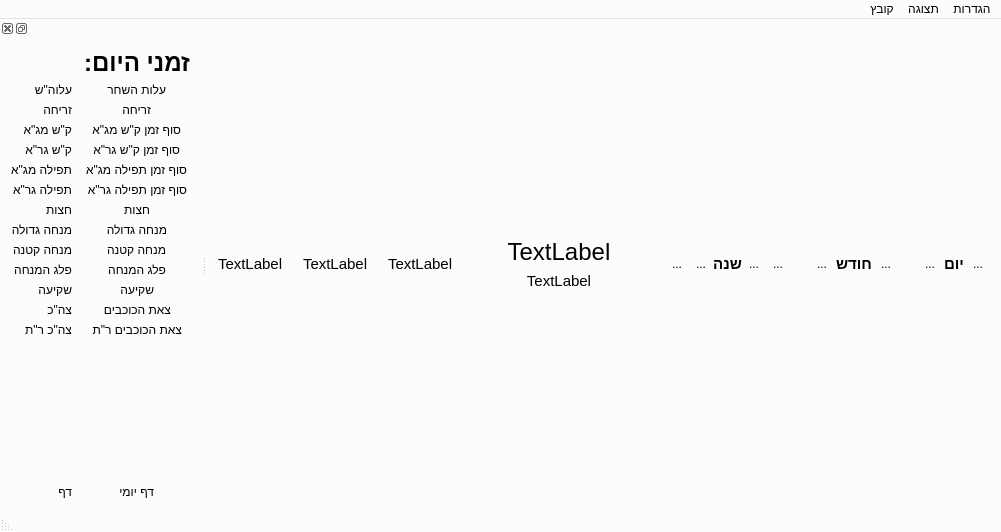
This is mainwindow.ui in MosheWagner/luach as Qt 5 draws it before an edit. The edited form follows.
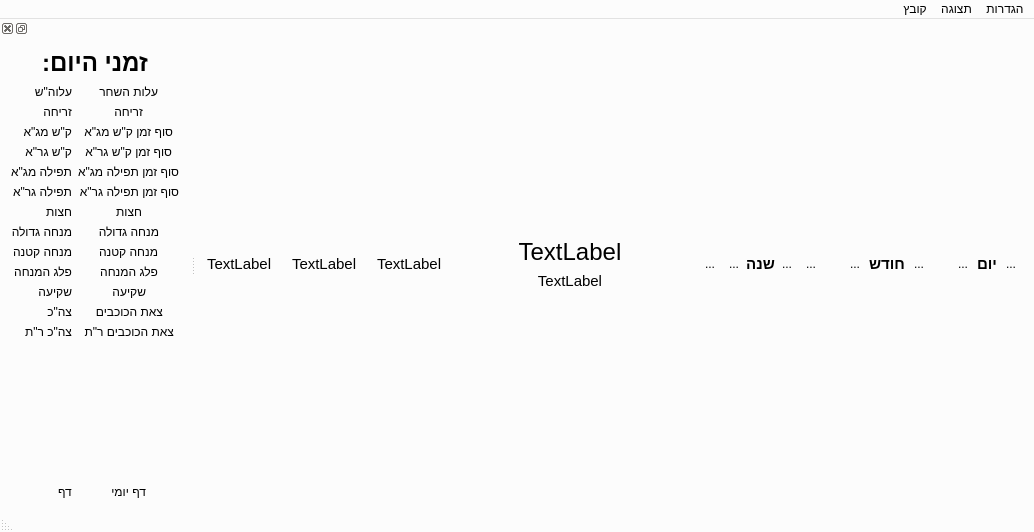
This is the edited form. Icons and pictures are not drawn.

Commit message: - Added word wrap to daf yomi

What changed in the file:
```diff
--- a/mainwindow.ui
+++ b/mainwindow.ui
@@ -6,7 +6,7 @@
    <rect>
     <x>0</x>
     <y>0</y>
-    <width>1001</width>
+    <width>1034</width>
     <height>532</height>
    </rect>
   </property>
@@ -834,7 +834,7 @@
     <rect>
      <x>0</x>
      <y>0</y>
-     <width>1001</width>
+     <width>1034</width>
      <height>29</height>
     </rect>
    </property>
@@ -887,23 +887,42 @@
     <number>1</number>
    </attribute>
    <widget class="QWidget" name="dockWidgetContents">
-    <layout class="QFormLayout" name="formLayout">
+    <layout class="QVBoxLayout" name="verticalLayout_3">
+     <property name="spacing">
+      <number>8</number>
+     </property>
+     <item>
+      <widget class="QLabel" name="label_4">
+       <property name="font">
+        <font>
+         <pointsize>18</pointsize>
+         <weight>75</weight>
+         <bold>true</bold>
+        </font>
+       </property>
+       <property name="text">
+        <string>זמני היום:</string>
+       </property>
+       <property name="alignment">
+        <set>Qt::AlignCenter</set>
+       </property>
+      </widget>
+     </item>
+     <item>
+      <layout class="QFormLayout" name="formLayout_3">
      <property name="fieldGrowthPolicy">
       <enum>QFormLayout::ExpandingFieldsGrow</enum>
      </property>
-     <property name="rowWrapPolicy">
-      <enum>QFormLayout::DontWrapRows</enum>
-     </property>
      <property name="labelAlignment">
       <set>Qt::AlignCenter</set>
      </property>
-     <property name="horizontalSpacing">
-      <number>12</number>
-     </property>
-     <property name="verticalSpacing">
-      <number>6</number>
-     </property>
-     <item row="2" column="0">
+       <property name="leftMargin">
+        <number>0</number>
+       </property>
+       <property name="topMargin">
+        <number>0</number>
+       </property>
+       <item row="0" column="0">
       <widget class="QLabel" name="label_2">
        <property name="sizePolicy">
         <sizepolicy hsizetype="Maximum" vsizetype="Maximum">
@@ -925,7 +944,7 @@
        </property>
       </widget>
      </item>
-     <item row="2" column="1">
+       <item row="0" column="1">
       <widget class="QLabel" name="aloslabel">
        <property name="sizePolicy">
         <sizepolicy hsizetype="Maximum" vsizetype="Maximum">
@@ -947,7 +966,7 @@
        </property>
       </widget>
      </item>
-     <item row="3" column="0">
+       <item row="1" column="0">
       <widget class="QLabel" name="label">
        <property name="sizePolicy">
         <sizepolicy hsizetype="Maximum" vsizetype="Maximum">
@@ -969,7 +988,7 @@
        </property>
       </widget>
      </item>
-     <item row="3" column="1">
+       <item row="1" column="1">
       <widget class="QLabel" name="sunriselabel">
        <property name="sizePolicy">
         <sizepolicy hsizetype="Maximum" vsizetype="Maximum">
@@ -994,7 +1013,29 @@
        </property>
       </widget>
      </item>
-     <item row="6" column="0">
+       <item row="2" column="0">
+        <widget class="QLabel" name="label_3">
+         <property name="sizePolicy">
+          <sizepolicy hsizetype="Maximum" vsizetype="Maximum">
+           <horstretch>0</horstretch>
+           <verstretch>0</verstretch>
+          </sizepolicy>
+         </property>
+         <property name="layoutDirection">
+          <enum>Qt::RightToLeft</enum>
+         </property>
+         <property name="text">
+          <string>סוף זמן ק&quot;ש מג&quot;א</string>
+         </property>
+         <property name="alignment">
+          <set>Qt::AlignJustify|Qt::AlignVCenter</set>
+         </property>
+         <property name="textInteractionFlags">
+          <set>Qt::TextSelectableByKeyboard|Qt::TextSelectableByMouse</set>
+         </property>
+        </widget>
+       </item>
+       <item row="3" column="0">
       <widget class="QLabel" name="label_5">
        <property name="sizePolicy">
         <sizepolicy hsizetype="Maximum" vsizetype="Maximum">
@@ -1016,7 +1057,7 @@
        </property>
       </widget>
      </item>
-     <item row="7" column="0">
+       <item row="4" column="0">
       <widget class="QLabel" name="label_6">
        <property name="sizePolicy">
         <sizepolicy hsizetype="Maximum" vsizetype="Maximum">
@@ -1038,29 +1079,7 @@
        </property>
       </widget>
      </item>
-     <item row="7" column="1">
-      <widget class="QLabel" name="tfilamgalbl">
-       <property name="sizePolicy">
-        <sizepolicy hsizetype="Maximum" vsizetype="Maximum">
-         <horstretch>0</horstretch>
-         <verstretch>0</verstretch>
-        </sizepolicy>
-       </property>
-       <property name="layoutDirection">
-        <enum>Qt::RightToLeft</enum>
-       </property>
-       <property name="text">
-        <string>תפילה מג&quot;א</string>
-       </property>
-       <property name="alignment">
-        <set>Qt::AlignJustify|Qt::AlignVCenter</set>
-       </property>
-       <property name="textInteractionFlags">
-        <set>Qt::TextSelectableByKeyboard|Qt::TextSelectableByMouse</set>
-       </property>
-      </widget>
-     </item>
-     <item row="8" column="0">
+       <item row="5" column="0">
       <widget class="QLabel" name="label_7">
        <property name="sizePolicy">
         <sizepolicy hsizetype="Maximum" vsizetype="Maximum">
@@ -1082,7 +1101,7 @@
        </property>
       </widget>
      </item>
-     <item row="9" column="0">
+       <item row="6" column="0">
       <widget class="QLabel" name="label_8">
        <property name="sizePolicy">
         <sizepolicy hsizetype="Maximum" vsizetype="Maximum">
@@ -1104,29 +1123,7 @@
        </property>
       </widget>
      </item>
-     <item row="9" column="1">
-      <widget class="QLabel" name="hatzotlbl">
-       <property name="sizePolicy">
-        <sizepolicy hsizetype="Maximum" vsizetype="Maximum">
-         <horstretch>0</horstretch>
-         <verstretch>0</verstretch>
-        </sizepolicy>
-       </property>
-       <property name="layoutDirection">
-        <enum>Qt::RightToLeft</enum>
-       </property>
-       <property name="text">
-        <string>חצות</string>
-       </property>
-       <property name="alignment">
-        <set>Qt::AlignJustify|Qt::AlignVCenter</set>
-       </property>
-       <property name="textInteractionFlags">
-        <set>Qt::TextSelectableByKeyboard|Qt::TextSelectableByMouse</set>
-       </property>
-      </widget>
-     </item>
-     <item row="10" column="0">
+       <item row="7" column="0">
       <widget class="QLabel" name="label_9">
        <property name="sizePolicy">
         <sizepolicy hsizetype="Maximum" vsizetype="Maximum">
@@ -1148,7 +1145,7 @@
        </property>
       </widget>
      </item>
-     <item row="10" column="1">
+       <item row="7" column="1">
       <widget class="QLabel" name="minchagdolalbl">
        <property name="sizePolicy">
         <sizepolicy hsizetype="Maximum" vsizetype="Maximum">
@@ -1170,7 +1167,7 @@
        </property>
       </widget>
      </item>
-     <item row="11" column="0">
+       <item row="8" column="0">
       <widget class="QLabel" name="label_10">
        <property name="sizePolicy">
         <sizepolicy hsizetype="Maximum" vsizetype="Maximum">
@@ -1192,7 +1189,117 @@
        </property>
       </widget>
      </item>
-     <item row="11" column="1">
+       <item row="2" column="1">
+        <widget class="QLabel" name="shmamgalbl">
+         <property name="sizePolicy">
+          <sizepolicy hsizetype="Maximum" vsizetype="Maximum">
+           <horstretch>0</horstretch>
+           <verstretch>0</verstretch>
+          </sizepolicy>
+         </property>
+         <property name="layoutDirection">
+          <enum>Qt::RightToLeft</enum>
+         </property>
+         <property name="text">
+          <string>ק&quot;ש מג&quot;א</string>
+         </property>
+         <property name="alignment">
+          <set>Qt::AlignJustify|Qt::AlignVCenter</set>
+         </property>
+         <property name="textInteractionFlags">
+          <set>Qt::TextSelectableByKeyboard|Qt::TextSelectableByMouse</set>
+         </property>
+        </widget>
+       </item>
+       <item row="3" column="1">
+        <widget class="QLabel" name="shmagralbl">
+         <property name="sizePolicy">
+          <sizepolicy hsizetype="Maximum" vsizetype="Maximum">
+           <horstretch>0</horstretch>
+           <verstretch>0</verstretch>
+          </sizepolicy>
+         </property>
+         <property name="layoutDirection">
+          <enum>Qt::RightToLeft</enum>
+         </property>
+         <property name="text">
+          <string>ק&quot;ש גר&quot;א</string>
+         </property>
+         <property name="alignment">
+          <set>Qt::AlignJustify|Qt::AlignVCenter</set>
+         </property>
+         <property name="textInteractionFlags">
+          <set>Qt::TextSelectableByKeyboard|Qt::TextSelectableByMouse</set>
+         </property>
+        </widget>
+       </item>
+       <item row="4" column="1">
+        <widget class="QLabel" name="tfilamgalbl">
+         <property name="sizePolicy">
+          <sizepolicy hsizetype="Maximum" vsizetype="Maximum">
+           <horstretch>0</horstretch>
+           <verstretch>0</verstretch>
+          </sizepolicy>
+         </property>
+         <property name="layoutDirection">
+          <enum>Qt::RightToLeft</enum>
+         </property>
+         <property name="text">
+          <string>תפילה מג&quot;א</string>
+         </property>
+         <property name="alignment">
+          <set>Qt::AlignJustify|Qt::AlignVCenter</set>
+         </property>
+         <property name="textInteractionFlags">
+          <set>Qt::TextSelectableByKeyboard|Qt::TextSelectableByMouse</set>
+         </property>
+        </widget>
+       </item>
+       <item row="5" column="1">
+        <widget class="QLabel" name="tfilagralbl">
+         <property name="sizePolicy">
+          <sizepolicy hsizetype="Maximum" vsizetype="Maximum">
+           <horstretch>0</horstretch>
+           <verstretch>0</verstretch>
+          </sizepolicy>
+         </property>
+         <property name="layoutDirection">
+          <enum>Qt::RightToLeft</enum>
+         </property>
+         <property name="text">
+          <string>תפילה גר&quot;א</string>
+         </property>
+         <property name="alignment">
+          <set>Qt::AlignJustify|Qt::AlignVCenter</set>
+         </property>
+         <property name="textInteractionFlags">
+          <set>Qt::TextSelectableByKeyboard|Qt::TextSelectableByMouse</set>
+         </property>
+        </widget>
+       </item>
+       <item row="6" column="1">
+        <widget class="QLabel" name="hatzotlbl">
+         <property name="sizePolicy">
+          <sizepolicy hsizetype="Maximum" vsizetype="Maximum">
+           <horstretch>0</horstretch>
+           <verstretch>0</verstretch>
+          </sizepolicy>
+         </property>
+         <property name="layoutDirection">
+          <enum>Qt::RightToLeft</enum>
+         </property>
+         <property name="text">
+          <string>חצות</string>
+         </property>
+         <property name="alignment">
+          <set>Qt::AlignJustify|Qt::AlignVCenter</set>
+         </property>
+         <property name="textInteractionFlags">
+          <set>Qt::TextSelectableByKeyboard|Qt::TextSelectableByMouse</set>
+         </property>
+        </widget>
+       </item>
+       <item row="8" column="1">
       <widget class="QLabel" name="minchaktanalbl">
        <property name="sizePolicy">
         <sizepolicy hsizetype="Maximum" vsizetype="Maximum">
@@ -1214,7 +1321,7 @@
        </property>
       </widget>
      </item>
-     <item row="12" column="0">
+       <item row="9" column="0">
       <widget class="QLabel" name="label_11">
        <property name="sizePolicy">
         <sizepolicy hsizetype="Maximum" vsizetype="Maximum">
@@ -1236,29 +1343,7 @@
        </property>
       </widget>
      </item>
-     <item row="12" column="1">
-      <widget class="QLabel" name="plaglbl">
-       <property name="sizePolicy">
-        <sizepolicy hsizetype="Maximum" vsizetype="Maximum">
-         <horstretch>0</horstretch>
-         <verstretch>0</verstretch>
-        </sizepolicy>
-       </property>
-       <property name="layoutDirection">
-        <enum>Qt::RightToLeft</enum>
-       </property>
-       <property name="text">
-        <string>פלג המנחה</string>
-       </property>
-       <property name="alignment">
-        <set>Qt::AlignJustify|Qt::AlignVCenter</set>
-       </property>
-       <property name="textInteractionFlags">
-        <set>Qt::TextSelectableByKeyboard|Qt::TextSelectableByMouse</set>
-       </property>
-      </widget>
-     </item>
-     <item row="13" column="0">
+       <item row="10" column="0">
       <widget class="QLabel" name="label_12">
        <property name="sizePolicy">
         <sizepolicy hsizetype="Maximum" vsizetype="Maximum">
@@ -1280,7 +1365,29 @@
        </property>
       </widget>
      </item>
-     <item row="13" column="1">
+       <item row="9" column="1">
+        <widget class="QLabel" name="plaglbl">
+         <property name="sizePolicy">
+          <sizepolicy hsizetype="Maximum" vsizetype="Maximum">
+           <horstretch>0</horstretch>
+           <verstretch>0</verstretch>
+          </sizepolicy>
+         </property>
+         <property name="layoutDirection">
+          <enum>Qt::RightToLeft</enum>
+         </property>
+         <property name="text">
+          <string>פלג המנחה</string>
+         </property>
+         <property name="alignment">
+          <set>Qt::AlignJustify|Qt::AlignVCenter</set>
+         </property>
+         <property name="textInteractionFlags">
+          <set>Qt::TextSelectableByKeyboard|Qt::TextSelectableByMouse</set>
+         </property>
+        </widget>
+       </item>
+       <item row="10" column="1">
       <widget class="QLabel" name="skialbl">
        <property name="sizePolicy">
         <sizepolicy hsizetype="Maximum" vsizetype="Maximum">
@@ -1302,7 +1409,7 @@
        </property>
       </widget>
      </item>
-     <item row="14" column="0">
+       <item row="11" column="0">
       <widget class="QLabel" name="label_21">
        <property name="sizePolicy">
         <sizepolicy hsizetype="Maximum" vsizetype="Maximum">
@@ -1324,7 +1431,7 @@
        </property>
       </widget>
      </item>
-     <item row="14" column="1">
+       <item row="11" column="1">
       <widget class="QLabel" name="tzitslbl">
        <property name="sizePolicy">
         <sizepolicy hsizetype="Maximum" vsizetype="Maximum">
@@ -1346,7 +1453,7 @@
        </property>
       </widget>
      </item>
-     <item row="15" column="0">
+       <item row="12" column="0">
       <widget class="QLabel" name="label_22">
        <property name="sizePolicy">
         <sizepolicy hsizetype="Maximum" vsizetype="Maximum">
@@ -1368,7 +1475,7 @@
        </property>
       </widget>
      </item>
-     <item row="15" column="1">
+       <item row="12" column="1">
       <widget class="QLabel" name="tzits72lbl">
        <property name="sizePolicy">
         <sizepolicy hsizetype="Maximum" vsizetype="Maximum">
@@ -1390,110 +1497,13 @@
        </property>
       </widget>
      </item>
-     <item row="8" column="1">
-      <widget class="QLabel" name="tfilagralbl">
-       <property name="sizePolicy">
-        <sizepolicy hsizetype="Maximum" vsizetype="Maximum">
-         <horstretch>0</horstretch>
-         <verstretch>0</verstretch>
-        </sizepolicy>
-       </property>
-       <property name="layoutDirection">
-        <enum>Qt::RightToLeft</enum>
-       </property>
-       <property name="text">
-        <string>תפילה גר&quot;א</string>
-       </property>
-       <property name="alignment">
-        <set>Qt::AlignJustify|Qt::AlignVCenter</set>
-       </property>
-       <property name="textInteractionFlags">
-        <set>Qt::TextSelectableByKeyboard|Qt::TextSelectableByMouse</set>
-       </property>
-      </widget>
-     </item>
-     <item row="6" column="1">
-      <widget class="QLabel" name="shmagralbl">
-       <property name="sizePolicy">
-        <sizepolicy hsizetype="Maximum" vsizetype="Maximum">
-         <horstretch>0</horstretch>
-         <verstretch>0</verstretch>
-        </sizepolicy>
-       </property>
-       <property name="layoutDirection">
-        <enum>Qt::RightToLeft</enum>
-       </property>
-       <property name="text">
-        <string>ק&quot;ש גר&quot;א</string>
-       </property>
-       <property name="alignment">
-        <set>Qt::AlignJustify|Qt::AlignVCenter</set>
-       </property>
-       <property name="textInteractionFlags">
-        <set>Qt::TextSelectableByKeyboard|Qt::TextSelectableByMouse</set>
-       </property>
-      </widget>
-     </item>
-     <item row="5" column="1">
-      <widget class="QLabel" name="shmamgalbl">
-       <property name="sizePolicy">
-        <sizepolicy hsizetype="Maximum" vsizetype="Maximum">
-         <horstretch>0</horstretch>
-         <verstretch>0</verstretch>
-        </sizepolicy>
-       </property>
-       <property name="layoutDirection">
-        <enum>Qt::RightToLeft</enum>
-       </property>
-       <property name="text">
-        <string>ק&quot;ש מג&quot;א</string>
-       </property>
-       <property name="alignment">
-        <set>Qt::AlignJustify|Qt::AlignVCenter</set>
-       </property>
-       <property name="textInteractionFlags">
-        <set>Qt::TextSelectableByKeyboard|Qt::TextSelectableByMouse</set>
-       </property>
-      </widget>
-     </item>
-     <item row="5" column="0">
-      <widget class="QLabel" name="label_3">
-       <property name="sizePolicy">
-        <sizepolicy hsizetype="Maximum" vsizetype="Maximum">
-         <horstretch>0</horstretch>
-         <verstretch>0</verstretch>
-        </sizepolicy>
-       </property>
-       <property name="layoutDirection">
-        <enum>Qt::RightToLeft</enum>
-       </property>
-       <property name="text">
-        <string>סוף זמן ק&quot;ש מג&quot;א</string>
-       </property>
-       <property name="alignment">
-        <set>Qt::AlignJustify|Qt::AlignVCenter</set>
-       </property>
-       <property name="textInteractionFlags">
-        <set>Qt::TextSelectableByKeyboard|Qt::TextSelectableByMouse</set>
-       </property>
-      </widget>
-     </item>
-     <item row="1" column="0">
-      <widget class="QLabel" name="label_4">
-       <property name="font">
-        <font>
-         <pointsize>18</pointsize>
-         <weight>75</weight>
-         <bold>true</bold>
-        </font>
-       </property>
-       <property name="text">
-        <string>זמני היום:</string>
-       </property>
-      </widget>
-     </item>
-     <item row="17" column="0">
+       <item row="14" column="0">
       <widget class="QLabel" name="dafyomislbllbl">
+         <property name="font">
+          <font>
+           <pointsize>9</pointsize>
+          </font>
+         </property>
        <property name="text">
         <string>דף יומי</string>
        </property>
@@ -1502,11 +1512,56 @@
        </property>
       </widget>
      </item>
-     <item row="16" column="0">
+       <item row="14" column="1">
+        <widget class="QLabel" name="dafyomilbl">
+         <property name="font">
+          <font>
+           <pointsize>9</pointsize>
+          </font>
+         </property>
+         <property name="frameShape">
+          <enum>QFrame::NoFrame</enum>
+         </property>
+         <property name="frameShadow">
+          <enum>QFrame::Plain</enum>
+         </property>
+         <property name="lineWidth">
+          <number>1</number>
+         </property>
+         <property name="midLineWidth">
+          <number>0</number>
+         </property>
+         <property name="text">
+          <string>דף</string>
+         </property>
+         <property name="scaledContents">
+          <bool>false</bool>
+         </property>
+         <property name="alignment">
+          <set>Qt::AlignCenter</set>
+         </property>
+         <property name="wordWrap">
+          <bool>true</bool>
+         </property>
+         <property name="margin">
+          <number>0</number>
+         </property>
+         <property name="indent">
+          <number>0</number>
+         </property>
+         <property name="textInteractionFlags">
+          <set>Qt::TextSelectableByKeyboard|Qt::TextSelectableByMouse</set>
+         </property>
+        </widget>
+       </item>
+       <item row="13" column="1">
       <spacer name="verticalSpacer">
        <property name="orientation">
         <enum>Qt::Vertical</enum>
        </property>
+         <property name="sizeType">
+          <enum>QSizePolicy::Expanding</enum>
+         </property>
        <property name="sizeHint" stdset="0">
         <size>
          <width>20</width>
@@ -1515,15 +1570,7 @@
        </property>
       </spacer>
      </item>
-     <item row="17" column="1">
-      <widget class="QLabel" name="dafyomilbl">
-       <property name="text">
-        <string>דף</string>
-       </property>
-       <property name="textInteractionFlags">
-        <set>Qt::TextSelectableByKeyboard|Qt::TextSelectableByMouse</set>
-       </property>
-      </widget>
+      </layout>
      </item>
     </layout>
    </widget>
```
Lines whose indentation alone changed are shown as unchanged. The commit also changes 2 other files.
